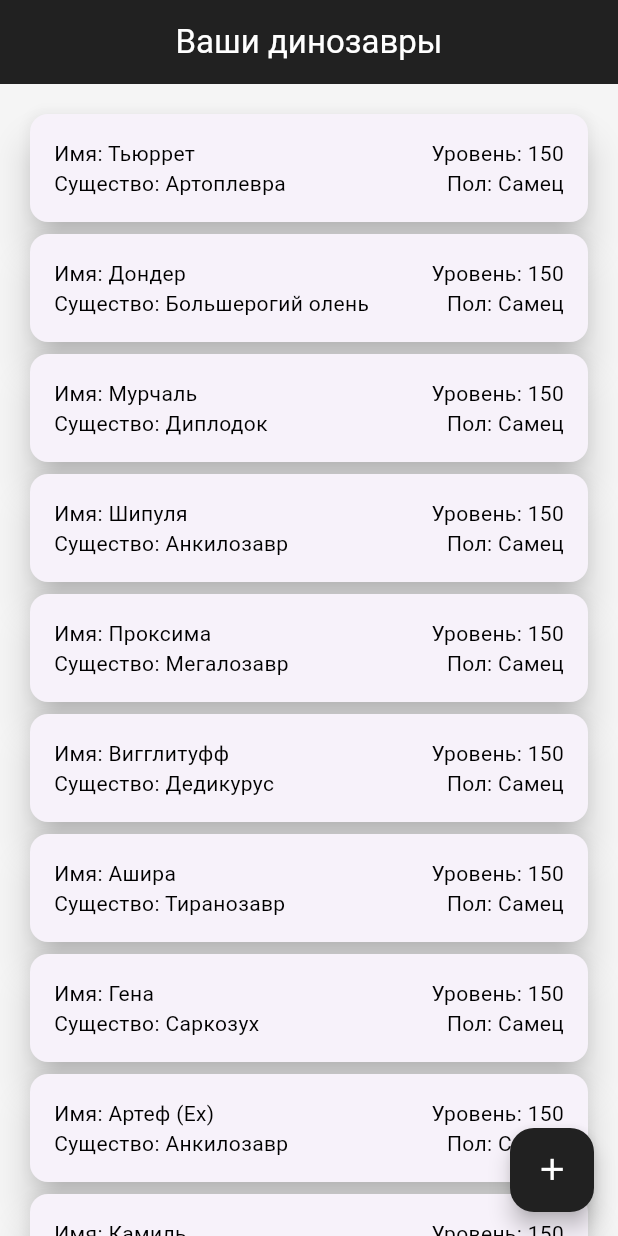
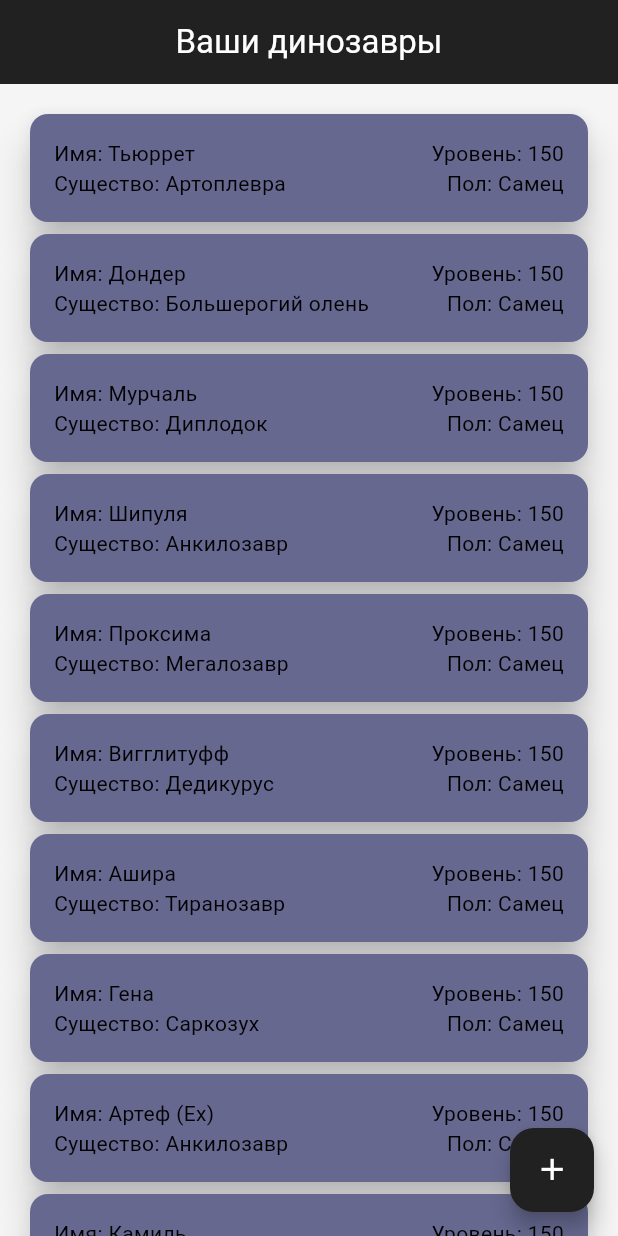
Before and after one commit to leushinilya/DinoManager, a Flutter app: the screen it shows after launch, on a phone screen of 412 x 824 dp. Run offline on Flutter 3.47's test engine with Material 3 defaults, Android fonts, the phone set to English and light mode, and no system bars.

Commit message:
Theme extension implemented

```diff
--- a/lib/dino_app.dart
+++ b/lib/dino_app.dart
@@ -1,3 +1,5 @@
+import 'package:dino_manager/ui/resources/colors/palettes.dart';
+import 'package:dino_manager/ui/resources/theme.dart';
 import 'package:dino_manager/ui/screens/dino_list_screen.dart';
 import 'package:flutter/material.dart';
 
@@ -8,9 +10,13 @@ class DinoApp extends StatelessWidget {
   Widget build(BuildContext context) {
     return MaterialApp(
       title: "DinoManager",
-      theme: ThemeData(
-
-      ),
+      theme: ThemeData.light().copyWith(extensions: <ThemeExtension<dynamic>>[
+        DinoThemeExtension(palette: lightColorsPalette)
+      ]),
+      darkTheme: ThemeData.light().copyWith(
+          extensions: <ThemeExtension<dynamic>>[
+            DinoThemeExtension(palette: darkColorsPalette)
+          ]),
       home: const DinoListScreen(),
     );
   }
--- a/lib/ui/components/dino_card.dart
+++ b/lib/ui/components/dino_card.dart
@@ -1,4 +1,5 @@
 import 'package:dino_manager/models/dino.dart';
+import 'package:dino_manager/ui/resources/theme.dart';
 import 'package:flutter/material.dart';
 
 class DinoCard extends StatelessWidget {
@@ -9,6 +10,8 @@ class DinoCard extends StatelessWidget {
 
   @override
   Widget build(BuildContext context) {
+    final DinoThemeExtension theme = Theme.of(context).extension<DinoThemeExtension>()!;
+
     TextStyle textStyle =
         const TextStyle(color: Colors.black, overflow: TextOverflow.ellipsis);
 
@@ -18,6 +21,7 @@ class DinoCard extends StatelessWidget {
       },
       child: Card(
         elevation: 10,
+        color: theme.palette.surfaceColors.primary,
         child: Padding(
           padding: const EdgeInsets.all(16.0),
           child: Column(
--- a/lib/ui/resources/colors/palettes.dart
+++ b/lib/ui/resources/colors/palettes.dart
@@ -1,6 +1,5 @@
 import 'package:dino_manager/ui/resources/colors/color_primitives.dart';
 import 'package:dino_manager/ui/resources/colors/palette.dart';
-import 'package:flutter/material.dart';
 
 final _colorPrimitives = ColorPrimitives();
 
--- a/lib/ui/resources/theme.dart
+++ b/lib/ui/resources/theme.dart
@@ -1,5 +1,23 @@
+import 'package:dino_manager/ui/resources/colors/palette.dart';
 import 'package:flutter/material.dart';
 
-class DinoTheme implements ThemeData {
+class DinoThemeExtension extends ThemeExtension<DinoThemeExtension> {
+
+  const DinoThemeExtension({
+    required this.palette,
+  });
+
+  final Palette palette;
+
+  @override
+  ThemeExtension<DinoThemeExtension> copyWith() {
+    return DinoThemeExtension(palette: palette);
+  }
+
+  @override
+  ThemeExtension<DinoThemeExtension> lerp(
+      covariant ThemeExtension<DinoThemeExtension>? other, double t) {
+    return this;
+  }
 
 }
```
